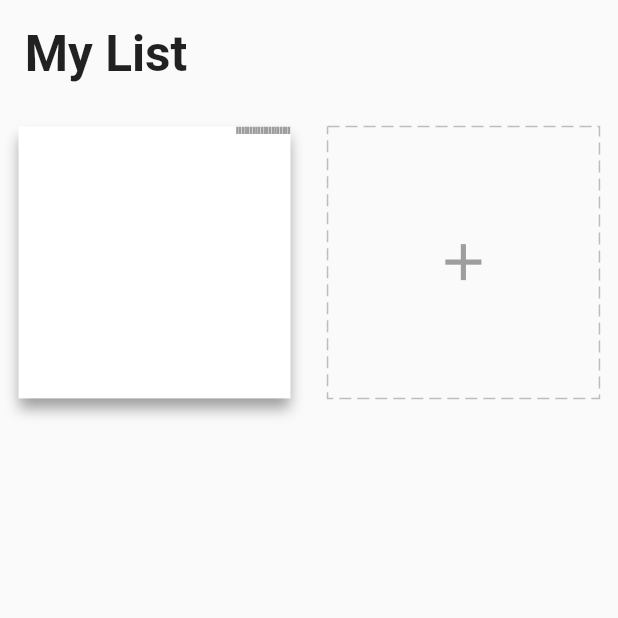
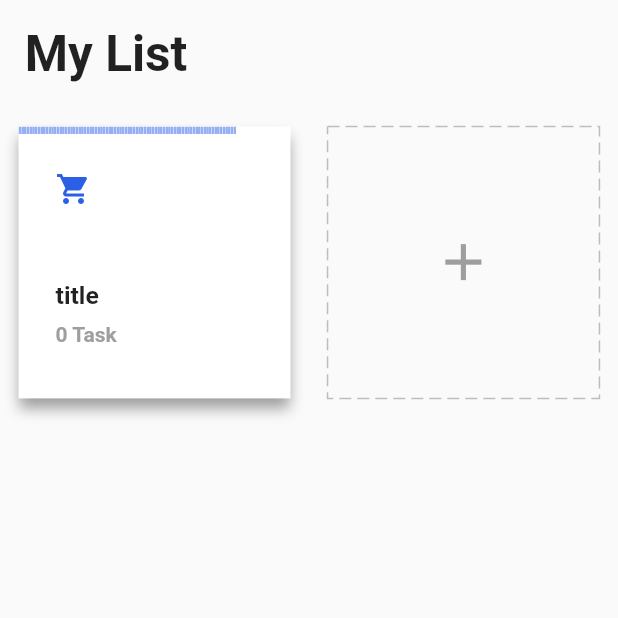
Before and after one commit to AmirhosseinSoleimani/To-Do-List-with-GetX, a Flutter app: the screen it shows after launch, on a phone screen of 412 x 824 dp, the top half of it. Run offline on Flutter 3.47's test engine with Material 2 defaults, Android fonts, the phone set to English and light mode, and no system bars; drawn by our look-alikes of dotted_border, step_progress_indicator; our stand-ins replace equatable, flutter_easyloading, get, get_storage.

Commit message:
Add Gradient progress indicator & style in TaskCard class

```diff
--- a/lib/modules/home/widgets/task_card.dart
+++ b/lib/modules/home/widgets/task_card.dart
@@ -1,5 +1,6 @@
 import 'package:flutter/material.dart';
 import 'package:get/get.dart';
+import 'package:task_manager_with_getx/core/values/colors.dart';
 import 'package:task_manager_with_getx/modules/home/controller.dart';
 import '../../../data/models/task.dart';
 import '../../../core/utils/extension.dart';
@@ -32,7 +33,7 @@ class TaskCard extends StatelessWidget {
       child: Column(
         crossAxisAlignment: CrossAxisAlignment.start,
         children: [
-          const StepProgressIndicator(
+          StepProgressIndicator(
               // TODO change after finish
               totalSteps: 100,
               currentStep: 80,
@@ -41,20 +42,46 @@ class TaskCard extends StatelessWidget {
               selectedGradientColor: LinearGradient(
                 begin: Alignment.topLeft,
                 end: Alignment.bottomRight,
-                colors: [Colors.white, Colors.white],
+                colors: [ColorManager.blue.withOpacity(0.5), ColorManager.blue],
               ),
+            unselectedGradientColor: const LinearGradient(
+              begin: Alignment.topLeft,
+              end: Alignment.bottomRight,
+              colors: [Colors.white, Colors.white],
+            ),
           ),
           Padding(
             padding: EdgeInsets.all(6.0.wp),
             child: Icon(
-                IconData(task.icon,fontFamily: 'MaterialIcons'),color: color,
+                IconData(task.icon,fontFamily: 'MaterialIcons'),color: ColorManager.blue,
             ),
           ),
-          Column(
-            crossAxisAlignment: CrossAxisAlignment.start,
-            children: [
+          Padding(
+            padding: EdgeInsets.all(6.0.wp),
+            child: Column(
+              crossAxisAlignment: CrossAxisAlignment.start,
+              children: [
+                Text(
+                  task.title,
+                  style: TextStyle(
+                    fontSize: 12.0.sp,
+                    fontWeight: FontWeight.bold,
+                  ),
+                  overflow: TextOverflow.ellipsis,
+                ),
+                SizedBox(
+                  height: 2.0.wp,
+                ),
+                Text(
+                    '${task.taskList?.length ?? 0} Task',
+                    style: const TextStyle(
+                      fontWeight: FontWeight.bold,
+                      color: Colors.grey
+                    ),
+                ),
 
-            ],
+              ],
+            ),
           )
         ],
       ),
```
